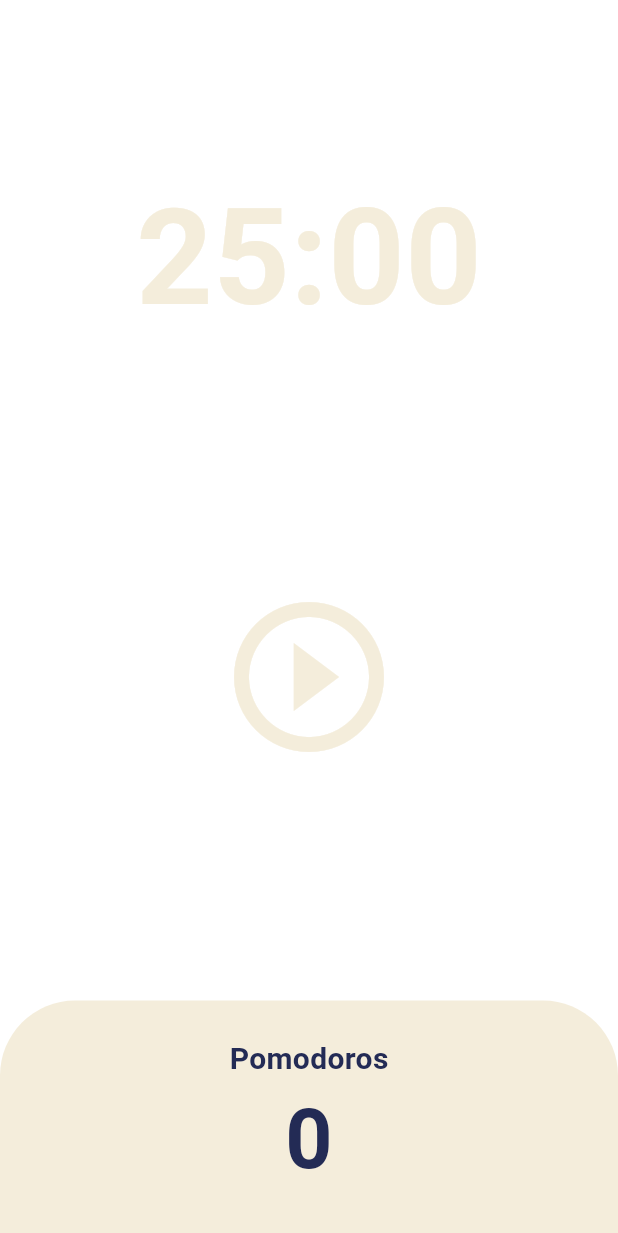
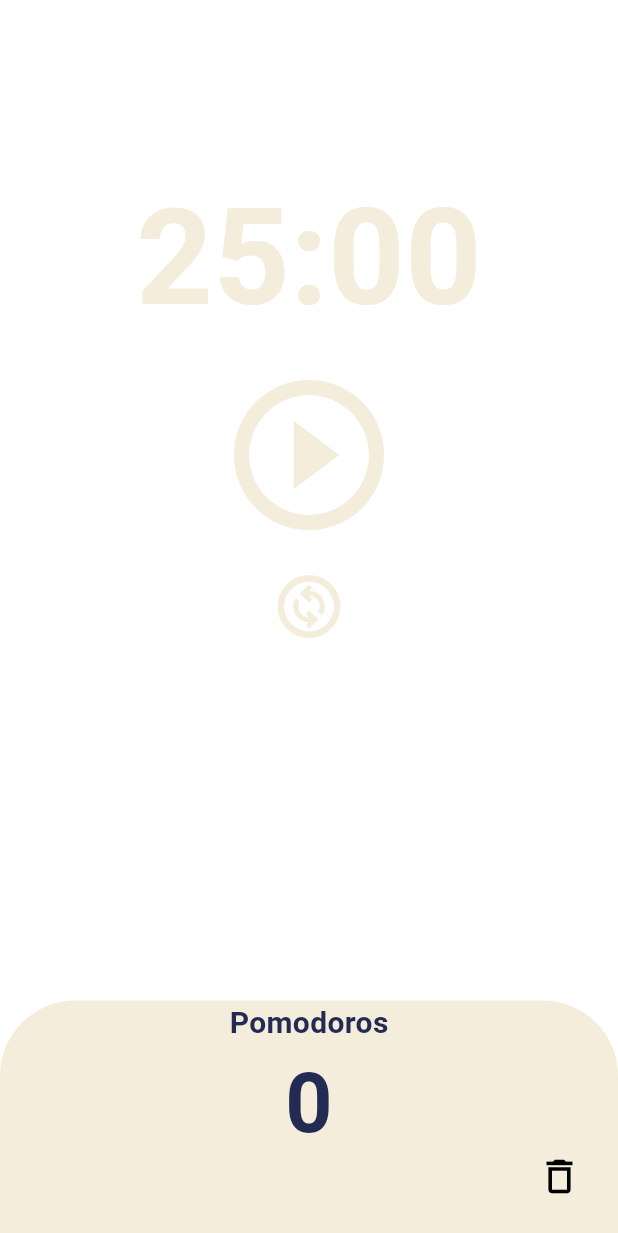
Before and after one commit to gggabikr/firstStatefulWidgetWithFlutter, a Flutter app: the screen it shows after launch, on a phone screen of 412 x 824 dp. Shown: the top 1233 px of the screen. Run offline on Flutter 3.47's test engine with Material 3 defaults, Android fonts, the phone set to English and light mode, and no system bars.

Commit message:
Update home_screen.dart

```diff
--- a/lib/screens/home_screen.dart
+++ b/lib/screens/home_screen.dart
@@ -50,6 +50,16 @@ class _HomeScreenState extends State<HomeScreen> {
     });
   }
 
+  void onResetPressed() {
+    onPausePressed();
+    totalSeconds = twentyFiveMinutes;
+  }
+
+  void totalResetClicked() {
+    onResetPressed();
+    totalPomodoros = 0;
+  }
+
   @override
   Widget build(BuildContext context) {
     return Scaffold(
@@ -73,7 +83,9 @@ class _HomeScreenState extends State<HomeScreen> {
           Flexible(
             flex: 11,
             child: Center(
-              child: IconButton(
+                child: Column(
+              children: [
+                IconButton(
                   onPressed: isRunning ? onPausePressed : onStartPressed,
                   iconSize: 120,
                   color: Theme.of(context).cardColor,
@@ -81,7 +93,14 @@ class _HomeScreenState extends State<HomeScreen> {
                       ? Icons.pause_circle_outline
                       : Icons.play_circle_outline),
                 ),
+                IconButton(
+                  onPressed: onResetPressed,
+                  iconSize: 50,
+                  color: Theme.of(context).cardColor,
+                  icon: const Icon(Icons.change_circle_outlined),
                 ),
+              ],
+            )),
           ),
           Flexible(
             flex: 4,
@@ -121,6 +140,17 @@ class _HomeScreenState extends State<HomeScreen> {
                                 .color,
                           ),
                         ),
+                        Container(
+                          alignment: Alignment.topRight,
+                          child: Transform.translate(
+                            offset: const Offset(-15, -15),
+                            child: IconButton(
+                              onPressed: totalResetClicked,
+                              icon: const Icon(Icons.delete_outline_outlined),
+                              iconSize: 30,
+                            ),
+                          ),
+                        )
                       ],
                     ),
                   ),
```
Lines whose indentation alone changed are shown as unchanged.
